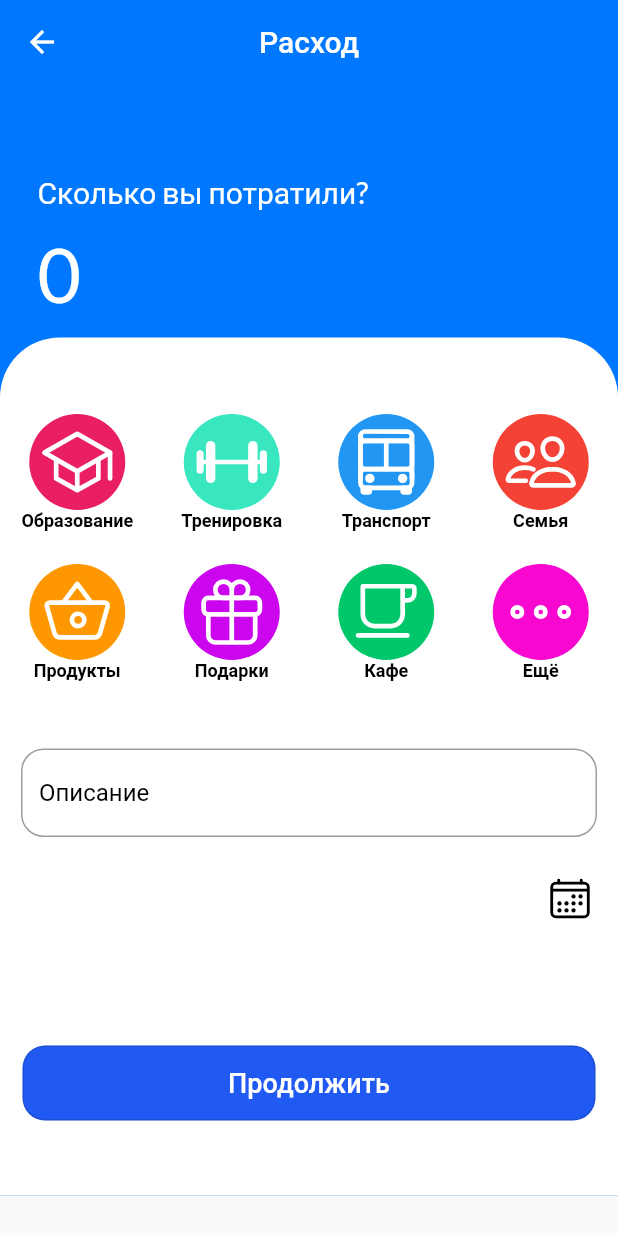
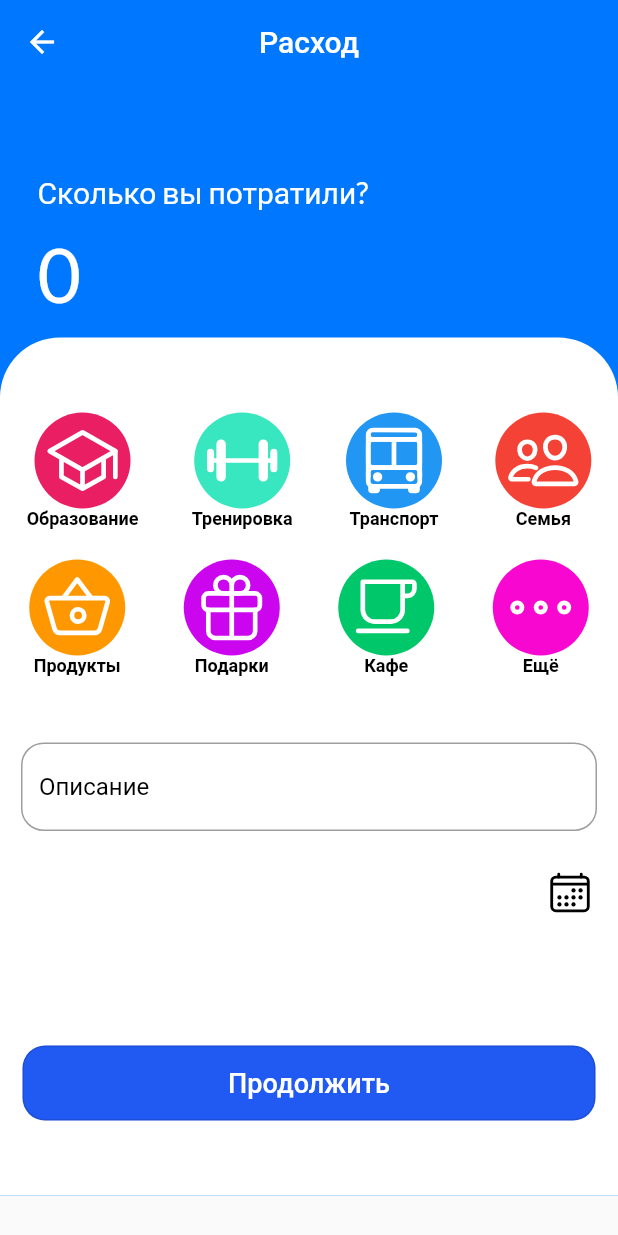
Before and after one commit to fitopassit/pigmoney, a Flutter app: the addExpenseWidget screen opened by its route, on a phone screen of 412 x 824 dp. Run offline on Flutter 3.47's test engine with Material 2 defaults, Android fonts, the phone set to English and light mode, and no system bars; our stand-ins replace animated_theme_switcher, fl_chart, flutter_slidable, google_fonts, hive, hive_flutter and 5 more; accounts and stored records are empty.

Commit message:
added edit

```diff
--- a/lib/main_screen/add_income_widget.dart
+++ b/lib/main_screen/add_income_widget.dart
@@ -213,7 +213,7 @@
     return OutlinedButton(
         style: OutlinedButton.styleFrom(
             backgroundColor: colors[index],
-            minimumSize: Size.square(100),
+            minimumSize: Size.square(80),
             padding: EdgeInsets.all(10),
             side: BorderSide.none),
         onPressed: () {
--- a/lib/main_screen/expense.dart
+++ b/lib/main_screen/expense.dart
@@ -246,7 +246,7 @@
     return OutlinedButton(
         style: OutlinedButton.styleFrom(
             backgroundColor: colors[index],
-            minimumSize: Size.square(100),
+            minimumSize: Size.square(80),
             padding: EdgeInsets.all(10),
             side: BorderSide.none),
         onPressed: () {
```
Also changed, not shown: lib/main_screen/main_screen_widget.dart (+4 -4 lines).
